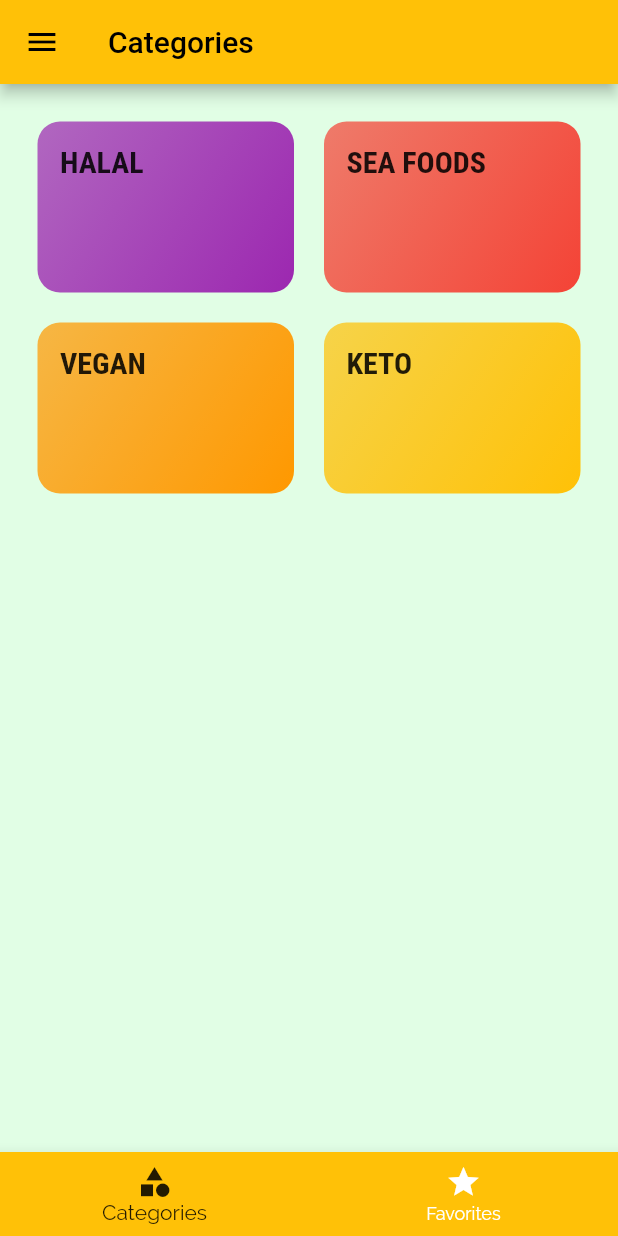
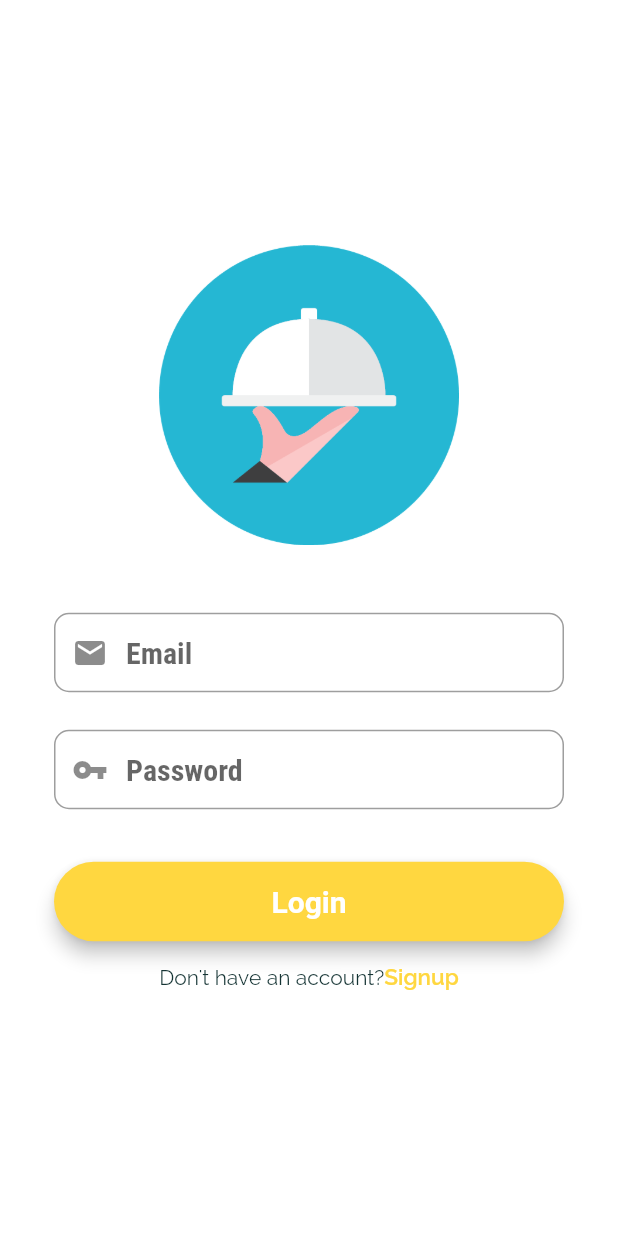
Before and after one commit to agnieve70/emeal_arcore, a Flutter app: the screen it shows after launch, on a phone screen of 412 x 824 dp. Run offline on Flutter 3.47's test engine with Material 2 defaults, Android fonts, the phone set to English and light mode, and no system bars; our stand-ins replace cloud_firestore, firebase_auth, firebase_core, fluttertoast; missing offline and left inert: ar_flutter_plugin, qrscan; accounts and stored records are empty.

Commit message:
this is the latest updates merging from login qr scanner and 3d viewing

```diff
--- a/lib/main.dart
+++ b/lib/main.dart
@@ -2,13 +2,19 @@ import 'package:emeal_new/models/meal.dart';
 import 'package:emeal_new/screens/categories_screen.dart';
 import 'package:emeal_new/screens/category_meals_screen.dart';
 import 'package:emeal_new/screens/filters_screen.dart';
+import 'package:emeal_new/screens/modelview_screen.dart';
+import 'package:firebase_core/firebase_core.dart';
+import 'package:emeal_new/screens/login_screen.dart';
 import 'package:emeal_new/screens/meal_detail_screen.dart';
 import 'package:emeal_new/screens/tabs_screen.dart';
 import 'package:flutter/material.dart';
 import 'dummy_data.dart';
 import './models/meal.dart';
 
-void main() {
+Future<void> main() async {
+  WidgetsFlutterBinding.ensureInitialized();
+  await Firebase.initializeApp();
+
   runApp(MyApp());
 }
 
@@ -77,7 +83,9 @@ class _MyAppState extends State<MyApp> {
       ),
       // home: CategoriesScreen(),
       routes: {
-        '/': (ctx) => TabsScreen(),
+        '/': (ctx) => const LoginScreen(),
+        TabsScreen.routeName: (ctx) => TabsScreen(),
+        ObjectGesturesWidget.routeName: (ctx) => ObjectGesturesWidget(),
         CategoryMealsScreen.routeName: (ctx) =>
             CategoryMealsScreen(_availableMeals),
         MealDetailScreen.routeName: (ctx) => MealDetailScreen(),
--- /dev/null
+++ b/lib/screens/login_screen.dart
@@ -0,0 +1,168 @@
+// ignore_for_file: prefer_const_constructors
+import 'registration_screen.dart';
+import 'package:firebase_auth/firebase_auth.dart';
+import 'package:flutter/cupertino.dart';
+import 'package:flutter/material.dart';
+import 'package:fluttertoast/fluttertoast.dart';
+
+class LoginScreen extends StatefulWidget {
+  const LoginScreen({Key? key}) : super(key: key);
+
+  @override
+  _LoginScreenState createState() => _LoginScreenState();
+}
+
+class _LoginScreenState extends State<LoginScreen> {
+  //form key
+  final _formKey = GlobalKey<FormState>();
+
+  //editing controller
+  final TextEditingController emailController = new TextEditingController();
+  final TextEditingController passwordController = new TextEditingController();
+
+  // firebase
+  final _auth = FirebaseAuth.instance;
+
+  @override
+  Widget build(BuildContext context) {
+    //email field
+    final emailField = TextFormField(
+        autofocus: false,
+        controller: emailController,
+        keyboardType: TextInputType.emailAddress,
+        validator: (value) {
+          if (value!.isEmpty) {
+            return ("Please Enter You Email");
+          }
+          // reg expression for email validation
+          if (!RegExp("^[a-zA-Z0-9+_.-]+@[a-zA-Z0-9.-]+.[a-z]")
+              .hasMatch(value)) {
+            return ("Please Enter a valid email");
+          }
+
+          return null;
+        },
+        onSaved: (value) {
+          emailController.text = value!;
+        },
+        textInputAction: TextInputAction.next,
+        decoration: InputDecoration(
+            prefixIcon: Icon(Icons.mail),
+            contentPadding: EdgeInsets.fromLTRB(20, 15, 20, 15),
+            hintText: "Email",
+            border: OutlineInputBorder(
+              borderRadius: BorderRadius.circular(10),
+            )));
+
+    //password field
+    final passwordField = TextFormField(
+        autofocus: false,
+        controller: passwordController,
+        obscureText: true,
+        validator: (value) {
+          RegExp regex = RegExp(r'^.{6,}$');
+          if (value!.isEmpty) {
+            return ("Password is required for login");
+          }
+
+          if (!regex.hasMatch(value)) {
+            return ("Please Enter valid Password (Min. 6 Characters");
+          }
+        },
+        onSaved: (value) {
+          passwordController.text = value!;
+        },
+        textInputAction: TextInputAction.done,
+        decoration: InputDecoration(
+            prefixIcon: Icon(Icons.vpn_key),
+            contentPadding: EdgeInsets.fromLTRB(20, 15, 20, 15),
+            hintText: "Password",
+            border: OutlineInputBorder(
+              borderRadius: BorderRadius.circular(10),
+            )));
+
+    final loginButton = Material(
+      elevation: 5,
+      borderRadius: BorderRadius.circular(30),
+      color: Colors.amberAccent,
+      child: MaterialButton(
+          padding: const EdgeInsets.fromLTRB(20, 15, 20, 15),
+          minWidth: MediaQuery.of(context).size.width,
+          onPressed: () {
+            signIn(emailController.text, passwordController.text);
+          },
+          child: Text(
+            "Login",
+            textAlign: TextAlign.center,
+            style: TextStyle(
+                fontSize: 20, color: Colors.white, fontWeight: FontWeight.bold),
+          )),
+    );
+
+    return Scaffold(
+      backgroundColor: Colors.white,
+      body: Center(
+          child: SingleChildScrollView(
+              child: Container(
+                  color: Colors.white,
+                  padding: const EdgeInsets.all(36.0),
+                  child: Form(
+                      key: _formKey,
+                      child: Column(
+                        mainAxisAlignment: MainAxisAlignment.center,
+                        crossAxisAlignment: CrossAxisAlignment.center,
+                        children: <Widget>[
+                          SizedBox(
+                              height: 200,
+                              child: Image.asset(
+                                "assets/logo.png",
+                                fit: BoxFit.contain,
+                              )),
+                          SizedBox(height: 45),
+                          emailField,
+                          SizedBox(height: 25),
+                          passwordField,
+                          SizedBox(height: 35),
+                          loginButton,
+                          SizedBox(height: 15),
+                          Row(
+                              mainAxisAlignment: MainAxisAlignment.center,
+                              children: <Widget>[
+                                Text("Don't have an account?"),
+                                GestureDetector(
+                                  onTap: () {
+                                    Navigator.push(
+                                        context,
+                                        MaterialPageRoute(
+                                            builder: (context) =>
+                                                RegistrationScreen()));
+                                  },
+                                  child: Text(
+                                    "Signup",
+                                    style: TextStyle(
+                                        color: Colors.amberAccent,
+                                        fontWeight: FontWeight.w600,
+                                        fontSize: 15),
+                                  ),
+                                )
+                              ])
+                        ],
+                      ))))),
+    );
+  }
+
+  //login function
+  void signIn(String email, String password) async {
+    if (_formKey.currentState!.validate()) {
+      await _auth
+          .signInWithEmailAndPassword(email: email, password: password)
+          .then((uid) => {
+                Fluttertoast.showToast(msg: "Login Successfully"),
+                Navigator.of(context).pushReplacementNamed('/tab-screen'),
+              })
+          .catchError((e) {
+        Fluttertoast.showToast(msg: e!.message);
+      });
+    }
+  }
+}
--- a/lib/screens/tabs_screen.dart
+++ b/lib/screens/tabs_screen.dart
@@ -6,6 +6,8 @@ import './categories_screen.dart';
 import 'package:flutter/material.dart';
 
 class TabsScreen extends StatefulWidget {
+  static const routeName = '/tab-screen';
+
   @override
   _TabsScreenState createState() => _TabsScreenState();
 }
--- a/lib/widgets/main_drawer.dart
+++ b/lib/widgets/main_drawer.dart
@@ -53,7 +53,7 @@ class MainDrawer extends StatelessWidget {
             "Meals",
             Icons.restaurant,
             () {
-              Navigator.of(context).pushReplacementNamed('/');
+              Navigator.of(context).pushReplacementNamed('/tab-screen');
             },
           ),
           buildListTile(
```
Also changed, not shown: lib/models/user_model.dart (added, +28 -0 lines), lib/screens/meal_detail_screen.dart (+53 -20 lines), lib/screens/modelview_screen.dart (added, +176 -0 lines), lib/screens/registration_screen.dart (added, +263 -0 lines), pubspec.yaml (+12 -3 lines), pubspec.lock, 4 other files.
